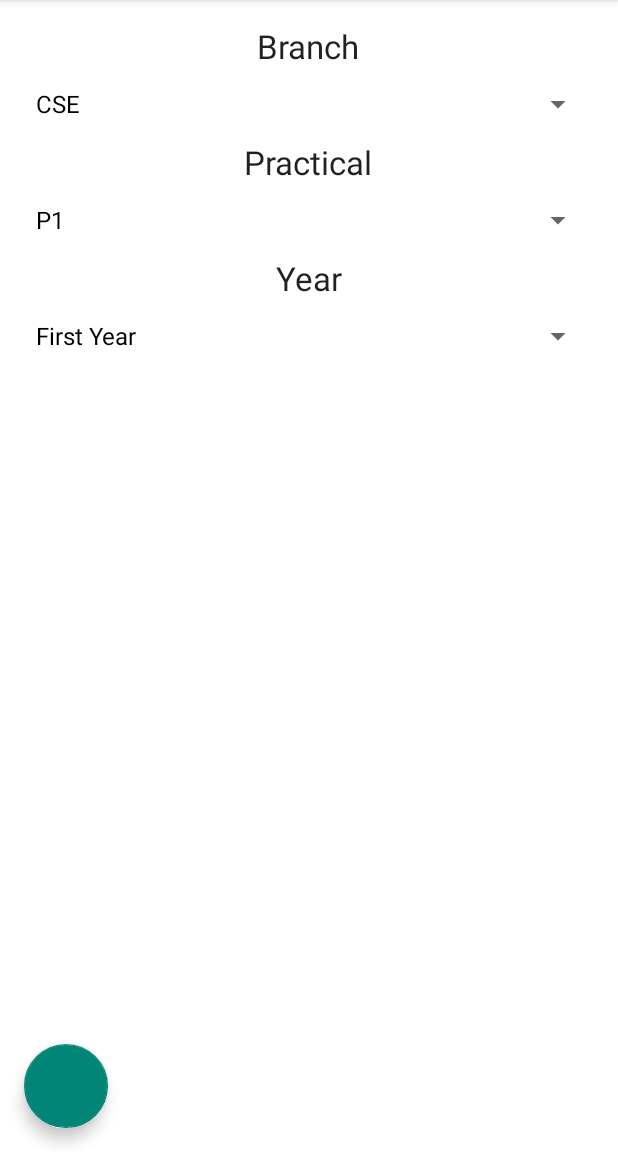
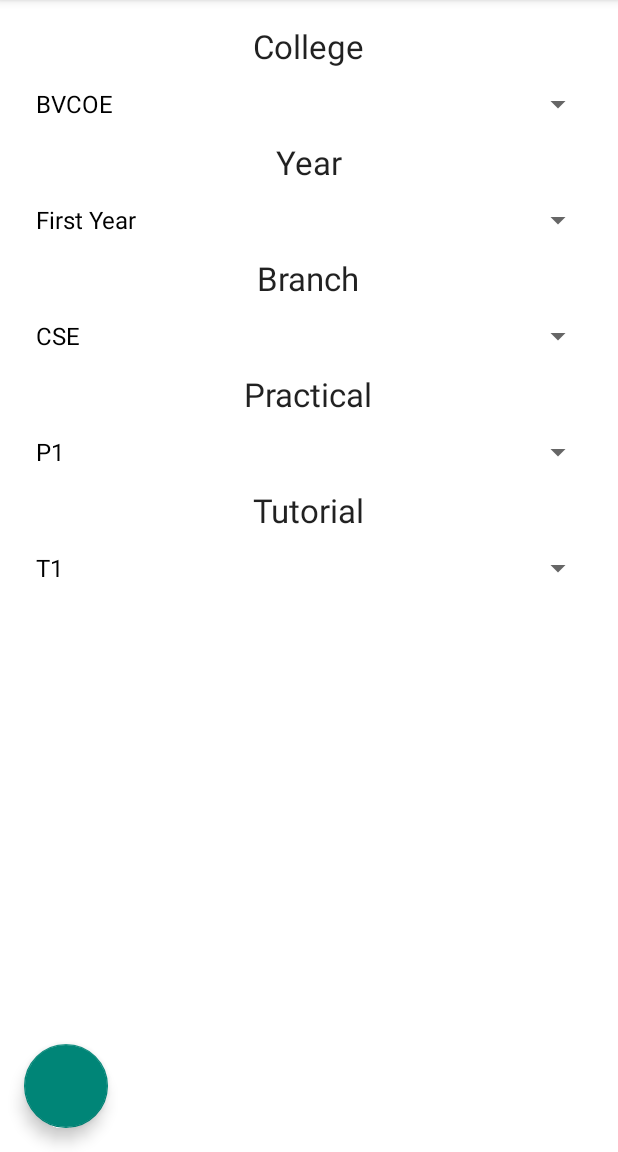
Before and after one commit to ChrosaTech/ontime, an Android app: the screen it shows after launch (LaunchActivity), on a phone screen of 412 x 824 dp, the part 84-1236 px from its top. Run offline under Robolectric (Android 15) with nearby library versions, the phone set to English and light mode, and no system bars; libraries missing offline, so code that uses them is left out: com.amulyakhare.textdrawable, com.astuetz, com.melnykov.fab, com.readystatesoftware.sqliteasset; plain views replace FloatingActionButton; 17 statements that could not run were skipped.

Commit message:
spinners added

```diff
--- a/app/src/main/java/com/chrosatech/ontime/LaunchActivity.java
+++ b/app/src/main/java/com/chrosatech/ontime/LaunchActivity.java
@@ -29,7 +29,7 @@ public class LaunchActivity extends AppCompatActivity {
     private ActionBar actionBar;
     // private AutoCompleteTextView autoCompleteTextView;
     // String sample1[]={"IT","Cse","Ece","EEE"};
-    private Spinner branch, group, year;
+    private Spinner branchSpinner, groupSpinner, yearSpinner,collegeSpinner,tutSpinner;
     private Button btnSubmit;
     private SharedPreferences.Editor editor;
     private String firstLaunch = "firstLaunch";
@@ -41,9 +41,11 @@ public class LaunchActivity extends AppCompatActivity {
         super.onCreate(savedInstanceState);
         setContentView(R.layout.launch_activity);
 
-        branch = (Spinner) findViewById(R.id.branch);
-        group = (Spinner) findViewById(R.id.group);
-        year = (Spinner) findViewById(R.id.year);
+        branchSpinner = (Spinner) findViewById(R.id.branch);
+        groupSpinner = (Spinner) findViewById(R.id.group);
+        yearSpinner = (Spinner) findViewById(R.id.year);
+        collegeSpinner=(Spinner)findViewById(R.id.college_spinner);
+        tutSpinner=(Spinner)findViewById(R.id.tut_spinner);
        // btnSubmit = (Button) findViewById(R.id.btnSubmit);
         FloatingActionButton fabSubmit = (FloatingActionButton) findViewById(R.id.fabSubmit);
 
@@ -79,6 +81,8 @@ public class LaunchActivity extends AppCompatActivity {
         addItemsOnSpinnerBatch();
         addListnerOnSpinnerItemSelection();
         addItemsOnSpinnerYear();
+        addItemsOnSpinnerTut();
+        addItemsOnSpinnerCollege();
         //btnSubmit.setOnClickListener(submitClick);
         fabSubmit.setOnClickListener(submitClick);
     }
@@ -92,7 +96,7 @@ public class LaunchActivity extends AppCompatActivity {
         list.add("EEE");
         ArrayAdapter<String> dataApdapter=new ArrayAdapter<String>(this,android.R.layout.simple_spinner_dropdown_item,list);
         dataApdapter.setDropDownViewResource(android.R.layout.simple_spinner_dropdown_item);
-        branch.setAdapter(dataApdapter);
+        branchSpinner.setAdapter(dataApdapter);
     }
 
     public void addItemsOnSpinnerBatch(){
@@ -102,7 +106,26 @@ public class LaunchActivity extends AppCompatActivity {
         list.add("P3");
         ArrayAdapter<String> dataApdapter=new ArrayAdapter<String>(this,android.R.layout.simple_spinner_dropdown_item,list);
         dataApdapter.setDropDownViewResource(android.R.layout.simple_spinner_dropdown_item);
-        group.setAdapter(dataApdapter);
+        groupSpinner.setAdapter(dataApdapter);
+    }
+    public void addItemsOnSpinnerCollege()
+    {
+        List<String> list=new ArrayList<>();
+        list.add("BVCOE");
+        ArrayAdapter<String> dataAdapter=new ArrayAdapter<String>(this,R.layout.support_simple_spinner_dropdown_item,list);
+        dataAdapter.setDropDownViewResource(R.layout.support_simple_spinner_dropdown_item);
+        collegeSpinner.setAdapter(dataAdapter);
+    }
+
+    public void addItemsOnSpinnerTut()
+    {
+        List<String> list=new ArrayList<>();
+        list.add("T1");
+        list.add("T2");
+        ArrayAdapter<String> dataAdapter=new ArrayAdapter<String>(this,R.layout.support_simple_spinner_dropdown_item,list);
+        dataAdapter.setDropDownViewResource(R.layout.support_simple_spinner_dropdown_item);
+        tutSpinner.setAdapter(dataAdapter);
+
     }
 
     public void addItemsOnSpinnerYear(){
@@ -113,11 +136,11 @@ public class LaunchActivity extends AppCompatActivity {
         list.add("Fourth Year");
         ArrayAdapter<String> dataApdapter=new ArrayAdapter<String>(this,android.R.layout.simple_spinner_dropdown_item,list);
         dataApdapter.setDropDownViewResource(android.R.layout.simple_spinner_dropdown_item);
-        year.setAdapter(dataApdapter);
+        yearSpinner.setAdapter(dataApdapter);
     }
 
     public void addListnerOnSpinnerItemSelection(){
-        branch.setOnItemSelectedListener(new AdapterView.OnItemSelectedListener() {
+        branchSpinner.setOnItemSelectedListener(new AdapterView.OnItemSelectedListener() {
             @Override
             public void onItemSelected(AdapterView<?> parent, View view, int position, long id) {
 
@@ -136,7 +159,7 @@ public class LaunchActivity extends AppCompatActivity {
             int yearInt = getYear();
             String whereClause = "College = 'BVP' " +
                     "AND YEAR = " + yearInt +
-                    " AND Branch = '"+String.valueOf(branch.getSelectedItem())+
+                    " AND Branch = '"+String.valueOf(branchSpinner.getSelectedItem())+
                     "' AND Shift = 1 AND Tutorial = '2' AND Practical = '2'";
             // String whereClause = "College = 'BVP' AND YEAR = 3 AND Branch = 'IT' AND Shift = 1 AND Tutorial = '1' AND Practical = '2'";
 
@@ -167,7 +190,7 @@ public class LaunchActivity extends AppCompatActivity {
 
     private int getYear() {
         int yearInt;
-        switch (String.valueOf(year.getSelectedItem())){
+        switch (String.valueOf(yearSpinner.getSelectedItem())){
             case "First Year" : yearInt = 1;
                 break;
             case "Second Year" : yearInt = 2;
--- a/app/src/main/res/layout/launch_activity.xml
+++ b/app/src/main/res/layout/launch_activity.xml
@@ -29,7 +29,8 @@
             android:layout_height="wrap_content"
             android:textAppearance="?android:attr/textAppearanceLarge"
             android:text="Branch"
-            android:layout_centerHorizontal="true" />
+            android:layout_centerHorizontal="true"
+            android:layout_below="@+id/year"/>
 
         <Spinner
             android:id="@+id/branch"
@@ -54,6 +55,37 @@
             android:layout_below="@+id/group_text"
             android:layout_centerHorizontal="true"
             />
+        <TextView
+            android:layout_width="wrap_content"
+            android:layout_height="wrap_content"
+            android:text="Tutorial"
+            android:id="@+id/tut_text"
+            android:textAppearance="?android:attr/textAppearanceLarge"
+            android:layout_below="@+id/group"
+            android:layout_centerHorizontal="true"
+            />
+        <Spinner
+            android:layout_width="match_parent"
+            android:layout_height="wrap_content"
+            android:layout_below="@+id/tut_text"
+            android:id="@+id/tut_spinner">
+
+        </Spinner>
+        <TextView
+            android:layout_width="wrap_content"
+            android:layout_height="wrap_content"
+            android:textAppearance="?android:attr/textAppearanceLarge"
+            android:id="@+id/college_text"
+            android:layout_centerHorizontal="true"
+            android:text="College"/>
+        <Spinner
+            android:layout_width="match_parent"
+            android:layout_height="wrap_content"
+            android:id="@+id/college_spinner"
+            android:layout_below="@+id/college_text"
+            >
+
+        </Spinner>
 
         <TextView
             android:id="@+id/year_text"
@@ -61,7 +93,7 @@
             android:layout_height="wrap_content"
             android:textAppearance="?android:attr/textAppearanceLarge"
             android:text="Year"
-            android:layout_below="@+id/group"
+            android:layout_below="@+id/college_spinner"
             android:layout_centerHorizontal="true"
             />
 
```
Also changed, not shown: 2 other files.
